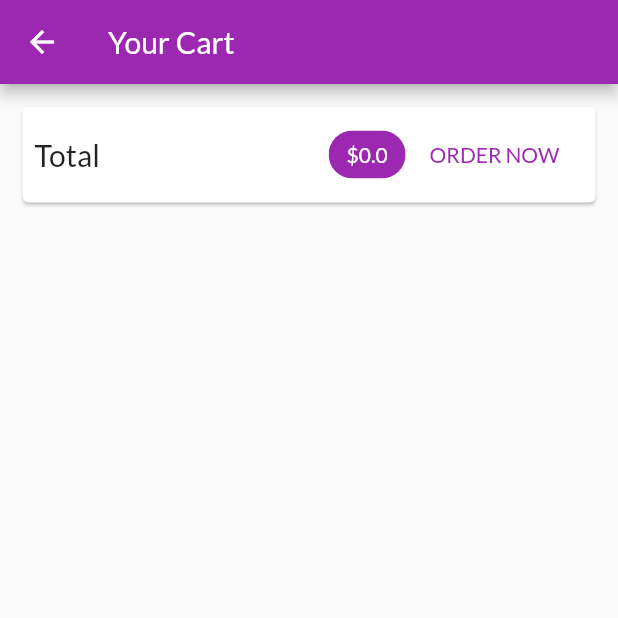
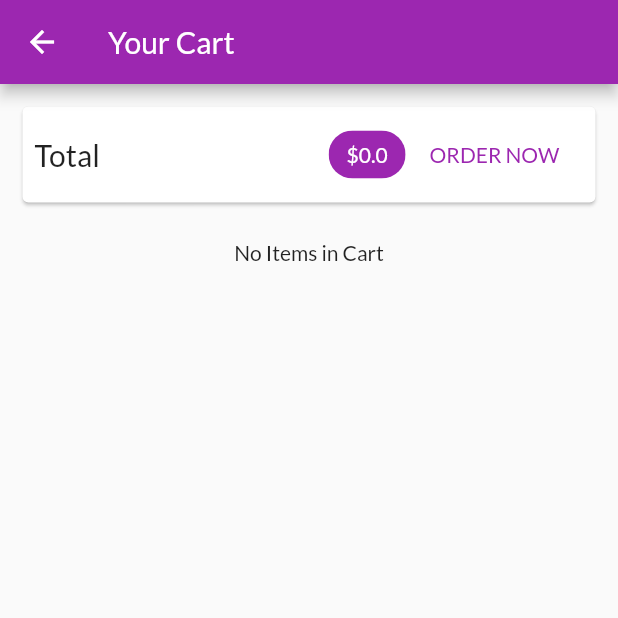
Before and after one commit to chandansgowda/csgshop, a Flutter app: the CartScreen screen opened by its route, on a phone screen of 412 x 824 dp, the top half of it. Run offline on Flutter 3.47's test engine with Material 2 defaults, Android fonts, the phone set to English and light mode, and no system bars; network calls fail.

Commit message:
removing cart items functionality added using dismissible widget

```diff
--- a/lib/providers/cart.dart
+++ b/lib/providers/cart.dart
@@ -47,4 +47,10 @@ class Cart with ChangeNotifier{
     }
     notifyListeners();
   }
+
+  void removeItem(String productId){
+    _items.remove(productId);
+    notifyListeners();
+  }
+
 }
--- a/lib/screens/cart_screen.dart
+++ b/lib/screens/cart_screen.dart
@@ -48,18 +48,20 @@ class CartScreen extends StatelessWidget {
           SizedBox(
             height: 10,
           ),
-          Expanded(
+          if (cart.items.length>0 ) Expanded(
             child: ListView.builder(
                 itemCount: cart.items.length,
                 itemBuilder: (ctx, index) {
                   var i = cart.items.values.toList()[index];
                   return CartItem(
                       id: i.id,
+                      productId: cart.items.keys.toList()[index],
                       title: i.title,
                       price: i.price,
                       quantity: i.quantity);
                 }),
           )
+          else Text("No Items in Cart")
         ],
       ),
     );
```
Also changed, not shown: lib/widgets/cart_item.dart (+24 -7 lines).
